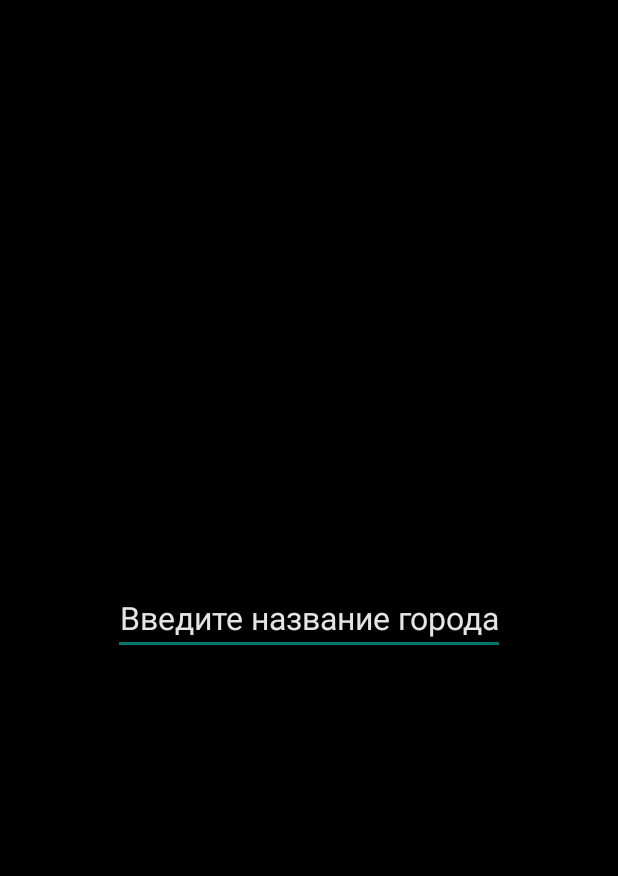
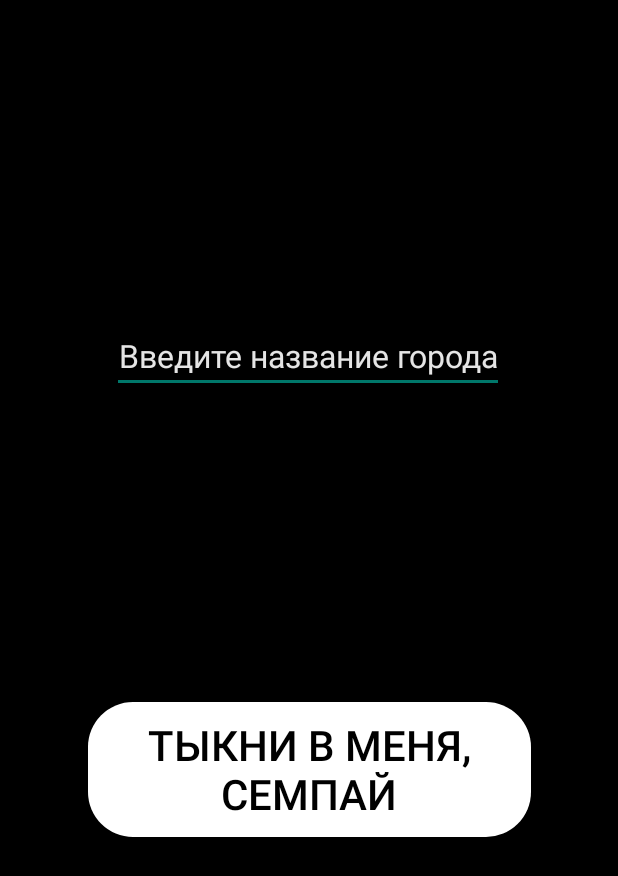
Before and after one commit to temlerg/weather_forecast, an Android app: the layout activity_main.xml on its own in the app's theme, with its tools: preview values and no code run, on a phone screen of 412 x 824 dp. Shown: the top 876 px of the screen. Run offline under Robolectric (Android 15) with nearby library versions, the phone set to English and light mode, and no system bars.

Commit message:
added botton and style for button

```diff
--- /dev/null
+++ b/app/src/main/res/drawable/odr.xml
@@ -0,0 +1,16 @@
+<?xml version="1.0" encoding="utf-8"?>
+<shape android:shape="rectangle"
+    xmlns:android="http://schemas.android.com/apk/res/android">
+    <corners
+        android:bottomLeftRadius="30dp"
+        android:bottomRightRadius="30dp"
+        android:radius="20dp"
+        android:topLeftRadius="30dp"
+        android:topRightRadius="30dp" />
+
+    <solid android:color="#FFF"/>
+
+    <size
+        android:width="238dp"
+        android:height="57dp" />
+</shape>
--- a/app/src/main/res/layout/activity_main.xml
+++ b/app/src/main/res/layout/activity_main.xml
@@ -12,21 +12,22 @@
     <EditText
         android:id="@+id/gorod_edit"
         style="@style/text"
+        android:layout_width="wrap_content"
+        android:layout_height="wrap_content"
         android:hint="@string/gor"
         android:textColorHint="@color/colorPrimary"
-        android:layout_width="wrap_content"
-        android:layout_height="wrap_content"
         app:layout_constraintBottom_toBottomOf="parent"
+        app:layout_constraintHorizontal_bias="0.496"
         app:layout_constraintLeft_toLeftOf="parent"
         app:layout_constraintRight_toRightOf="parent"
         app:layout_constraintTop_toTopOf="parent"
-        />
+        app:layout_constraintVertical_bias="0.274" />
 
     <ProgressBar
         android:id="@+id/progressBar"
         style="?android:attr/progressBarStyle"
-        android:layout_width="wrap_content"
-        android:layout_height="wrap_content"
+        android:layout_width="0dp"
+        android:layout_height="0dp"
         android:visibility="gone"
         app:layout_constraintBottom_toBottomOf="parent"
         app:layout_constraintEnd_toEndOf="parent"
@@ -34,4 +35,17 @@
         app:layout_constraintStart_toStartOf="parent"
         app:layout_constraintTop_toBottomOf="@+id/gorod_edit"
         app:layout_constraintVertical_bias="0.191" />
+
+    <Button
+        android:id="@+id/search_button"
+        style="@style/botton"
+        android:layout_width="295dp"
+        android:layout_height="90dp"
+        android:text="тыкни в меня, семпай"
+        app:layout_constraintBottom_toBottomOf="parent"
+        app:layout_constraintEnd_toEndOf="parent"
+        app:layout_constraintStart_toStartOf="parent"
+        app:layout_constraintTop_toBottomOf="@+id/progressBar"
+        app:layout_constraintVertical_bias="0.27" />
+
 </androidx.constraintlayout.widget.ConstraintLayout>
--- a/app/src/main/res/values/styles.xml
+++ b/app/src/main/res/values/styles.xml
@@ -17,4 +17,10 @@
         <item name="android:layout_height">match_parent</item>
         <item name="android:layout_weight">1</item>
     </style>
+    <style name="botton">
+        <item name="android:textSize">28dp</item>
+        <item name="android:textColor">#000</item>
+        <item name="android:gravity">center</item>
+        <item name="android:background">@drawable/odr</item>
+    </style>
 </resources>
```
